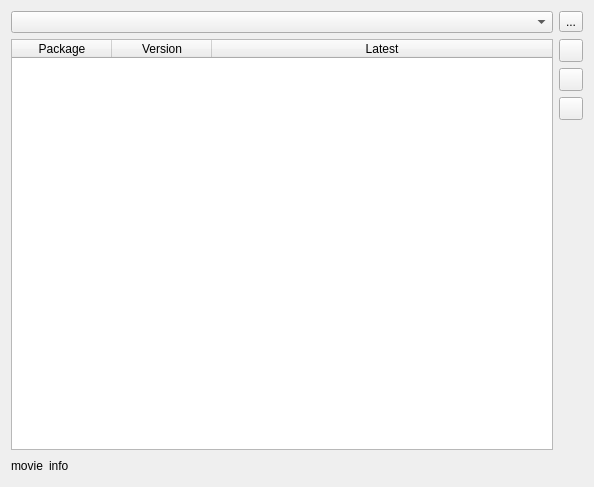
Before: the Qt Designer form forms/preferences/page_interpreters.ui in merbst/QIdle, drawn with Qt 5.
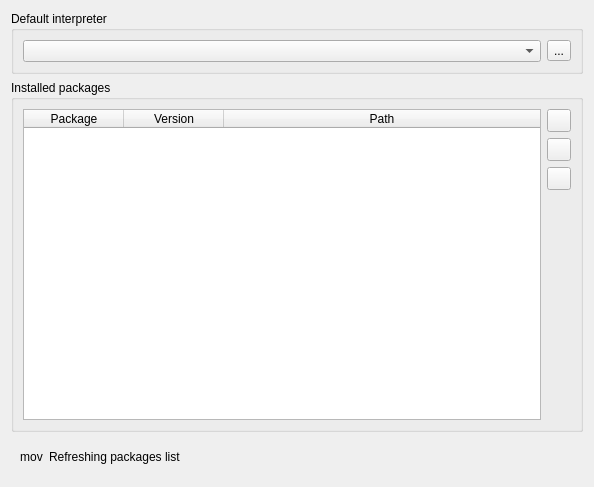
After: the same form once the commit is applied. Icons and pictures are not drawn.

Commit message:
Implement python package listing with support for foreign interpreters:
  - python2
  - virtualenv

The edit to the form file:
```diff
--- a/forms/preferences/page_interpreters.ui
+++ b/forms/preferences/page_interpreters.ui
@@ -15,6 +15,12 @@
   </property>
   <layout class="QVBoxLayout" name="verticalLayout">
    <item>
+    <widget class="QGroupBox" name="groupBox">
+     <property name="title">
+      <string>Default interpreter</string>
+     </property>
+     <layout class="QGridLayout" name="gridLayout">
+      <item row="0" column="0">
     <layout class="QHBoxLayout" name="horizontalLayout">
      <item>
       <widget class="QComboBox" name="combo_interpreters"/>
@@ -37,6 +43,15 @@
      </item>
     </layout>
    </item>
+     </layout>
+    </widget>
+   </item>
+   <item>
+    <widget class="QGroupBox" name="groupBox_2">
+     <property name="title">
+      <string>Installed packages</string>
+     </property>
+     <layout class="QVBoxLayout" name="verticalLayout_3">
    <item>
     <layout class="QHBoxLayout" name="horizontalLayout_2">
      <item>
@@ -50,6 +65,9 @@
        <attribute name="horizontalHeaderStretchLastSection">
         <bool>true</bool>
        </attribute>
+          <attribute name="verticalHeaderVisible">
+           <bool>false</bool>
+          </attribute>
        <attribute name="verticalHeaderCascadingSectionResizes">
         <bool>false</bool>
        </attribute>
@@ -65,7 +83,7 @@
        </column>
        <column>
         <property name="text">
-         <string>Latest</string>
+            <string>Path</string>
         </property>
        </column>
       </widget>
@@ -122,22 +140,31 @@
      </item>
     </layout>
    </item>
+     </layout>
+    </widget>
+   </item>
    <item>
-    <layout class="QHBoxLayout" name="horizontalLayout_3">
+    <widget class="QWidget" name="widgetInfos" native="true">
+     <layout class="QGridLayout" name="gridLayout_2">
+      <item row="0" column="0">
+       <layout class="QHBoxLayout" name="layout_infos">
      <property name="topMargin">
       <number>0</number>
      </property>
      <item>
-      <widget class="QLabel" name="label_2">
+         <widget class="QLabel" name="lblMovie">
        <property name="text">
-        <string>movie</string>
+           <string>mov</string>
+          </property>
+          <property name="alignment">
+           <set>Qt::AlignCenter</set>
        </property>
       </widget>
      </item>
      <item>
-      <widget class="QLabel" name="label">
+         <widget class="QLabel" name="lblInfos">
        <property name="text">
-        <string>info</string>
+           <string>Refreshing packages list</string>
        </property>
       </widget>
      </item>
@@ -155,6 +182,9 @@
       </spacer>
      </item>
     </layout>
+      </item>
+     </layout>
+    </widget>
    </item>
   </layout>
  </widget>
```
Left out of the diff: 25 changed lines with no effect on the pictures. Lines whose indentation alone changed are shown as unchanged. The commit also changes 15 other files.
